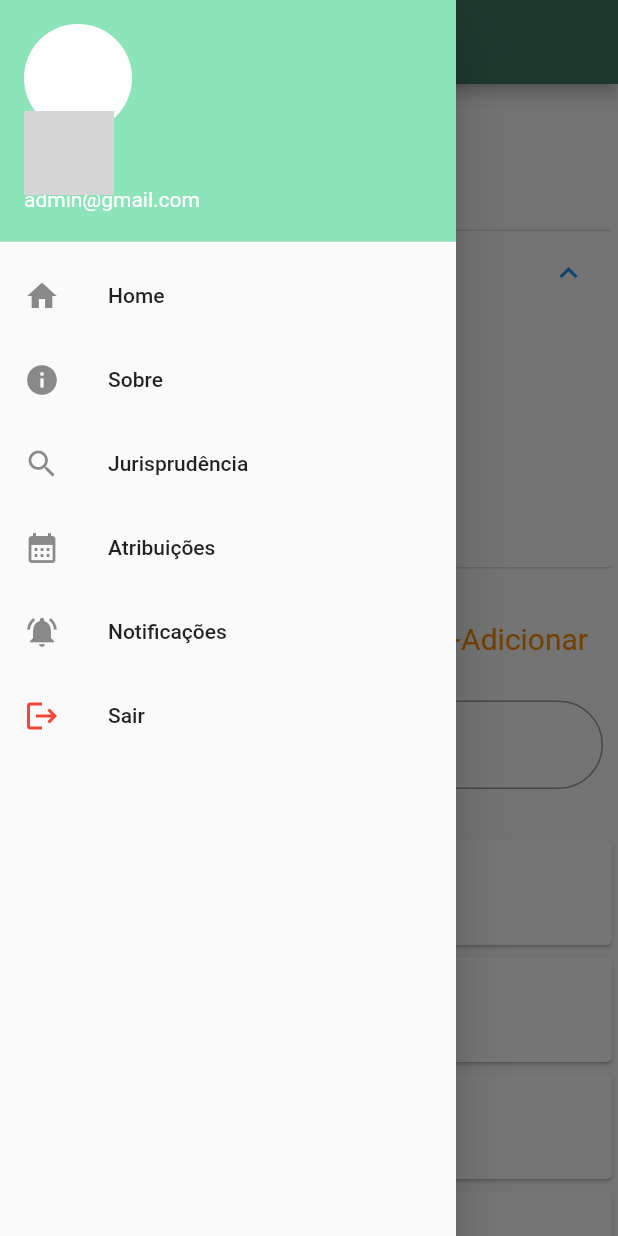
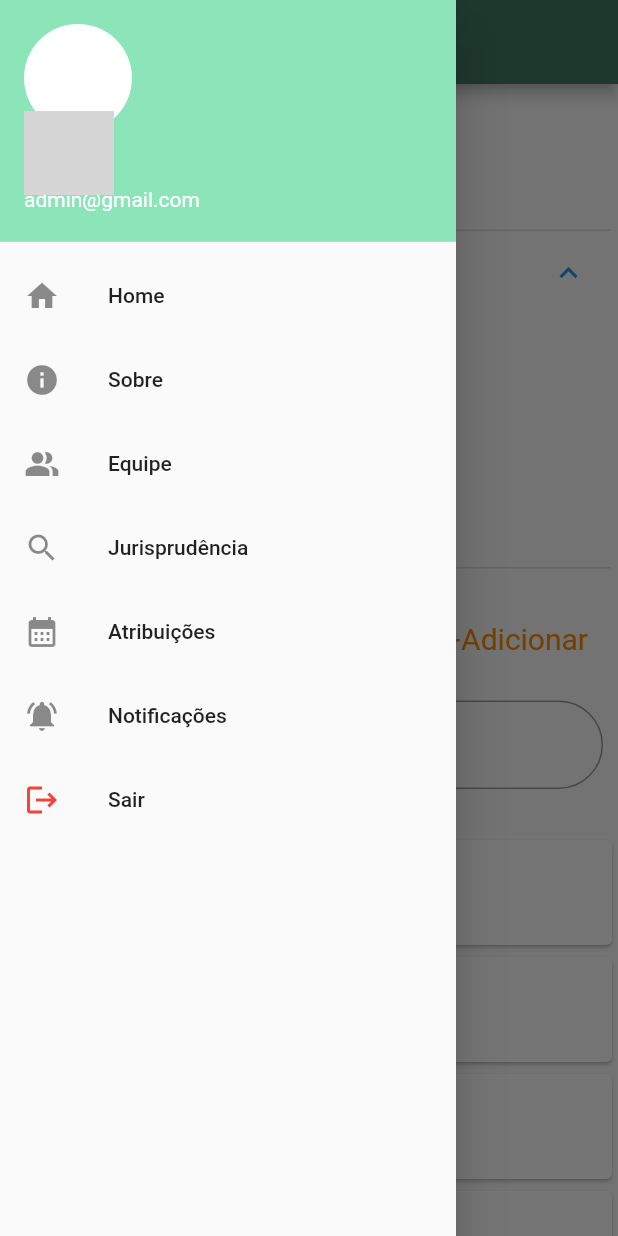
Before and after one commit to VictorCastroBR/juris_law_app, a Flutter app: the MenuPage screen opened by its route, with the side drawer open, on a phone screen of 412 x 824 dp. Run offline on Flutter 3.47's test engine with Material 2 defaults, Android fonts, the phone set to English and light mode, and no system bars; missing offline and left inert: dart:html, dropdown_plus; network calls fail; grey boxes are pictures that could not be loaded.

Commit message:
Criado rota para equipe

```diff
--- a/lib/view/EquipePage.dart
+++ b/lib/view/EquipePage.dart
@@ -3,7 +3,6 @@ import 'package:flutter/material.dart';
 
 import '../widgets/MenuAppBar.dart';
 import '../widgets/ProfileMember.dart';
-
 
 class EquipePage extends StatefulWidget {
   @override
@@ -15,8 +14,8 @@ class EquipePage extends StatefulWidget {
 class EquipePageState extends State<EquipePage> {
   @override
   Widget build(BuildContext context) {
-    return  Scaffold(
-      drawer: EquipePage(),
+    return Scaffold(
+      drawer: MenuAppBar(),
       appBar: AppBar(
         title: Text('JurisLaw'),
         backgroundColor: Color.fromARGB(255, 65, 121, 100),
@@ -29,7 +28,6 @@ class EquipePageState extends State<EquipePage> {
     );
   }
 }
-
 
 class DivTeamWidget extends StatelessWidget {
   @override
--- a/lib/widgets/AppMainWidget.dart
+++ b/lib/widgets/AppMainWidget.dart
@@ -2,6 +2,7 @@ import 'package:flutter/cupertino.dart';
 import 'package:flutter/material.dart';
 import 'package:juris_law_app/view/AddMemberPage.dart';
 import 'package:juris_law_app/view/AtribuicoesPage.dart';
+import 'package:juris_law_app/view/EquipePage.dart';
 import 'package:juris_law_app/view/cadastro.dart';
 import 'package:juris_law_app/view/login.dart';
 
@@ -24,7 +25,8 @@ class AppMainWidget extends StatelessWidget {
         '/menu': (context) => MenuPage(),
         '/sobre': (context) => AboutPage(),
         '/adicionar-membro': (context) => AddMemberPage(),
-        '/atribuicoes': (context) => AtribuicoesPage()
+        '/atribuicoes': (context) => AtribuicoesPage(),
+        '/equipe': (context) => EquipePage(),
       },
     );
   }
--- a/lib/widgets/MenuAppBar.dart
+++ b/lib/widgets/MenuAppBar.dart
@@ -25,6 +25,11 @@ class MenuAppBar extends StatelessWidget {
           leading: Icon(Icons.info),
           title: Text('Sobre'),
           onTap: () => Navigator.of(context).pushNamed('/sobre'),
+        ),
+        ListTile(
+          leading: Icon(Icons.people_alt),
+          title: Text('Equipe'),
+          onTap: () => Navigator.of(context).pushNamed('/equipe'),
         ),
         ListTile(
           leading: Icon(Icons.search),
```
